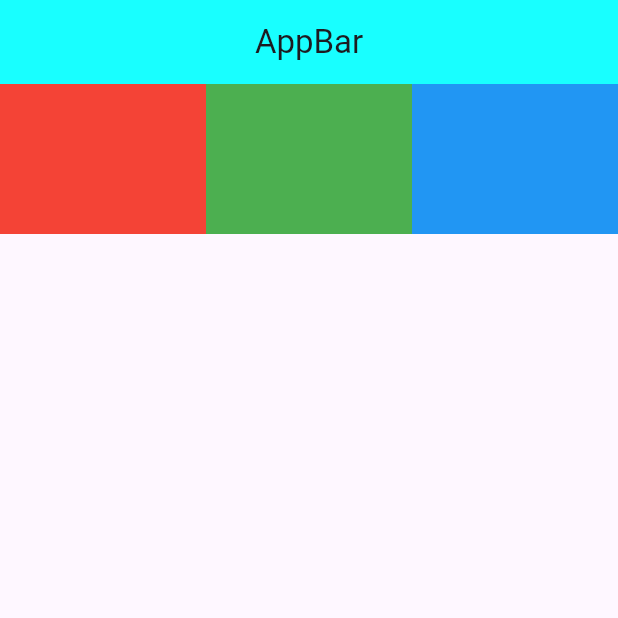
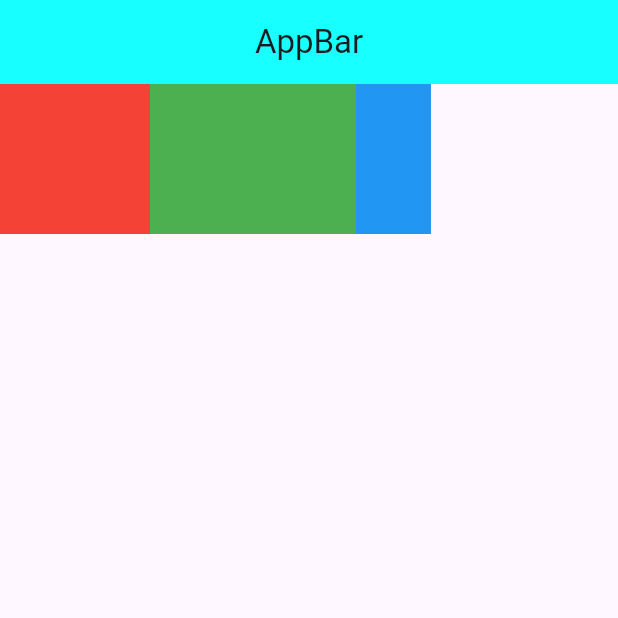
Before and after one commit to Maha6468/widget_practice, a Flutter app: the screen it shows after launch, on a phone screen of 412 x 824 dp, the top half of it. Run offline on Flutter 3.47's test engine with Material 3 defaults, Android fonts, the phone set to English and light mode, and no system bars.

Commit message:
flexible

```diff
--- a/lib/Normal_widget/container_All.dart
+++ b/lib/Normal_widget/container_All.dart
@@ -23,19 +23,23 @@ class _ListView_AllState extends State<ListView_All>{
         ),
         body:Row(
           children: [
-            Expanded(
-              child: Container(color: Colors.red, height: 100),
+            Flexible(
+              flex: 3,
+              child: Container(color: Colors.red, width: 100, height: 100),
             ),
-            Expanded(
-              child: Container(color: Colors.green, height: 100),
+            Flexible(
+              flex: 3,
+              child: Container(color: Colors.green, width: 200, height: 100),
             ),
-            Expanded(
-              child: Container(color: Colors.blue, height: 100),
+            Flexible(
+              flex: 3,
+              child: Container(color: Colors.blue, width: 50, height: 100),
             ),
           ],
         )
 
 
+
     );
   }
 }
```
